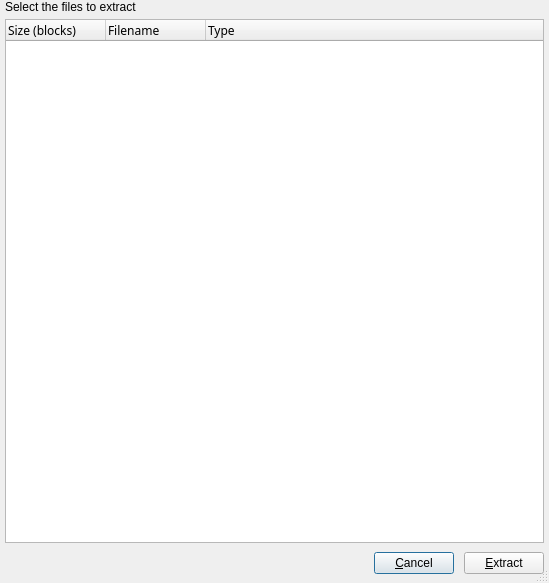
Old version of the form selectd64filesdialog.ui in the repository mveinot/QtCBM.
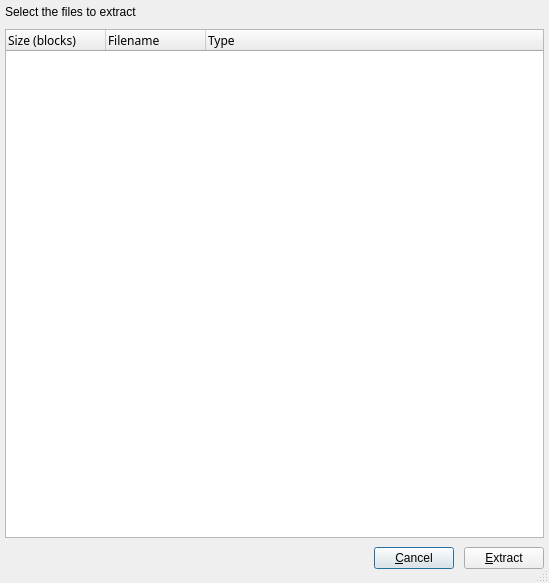
New version of the form.

The edit to the form file:
```diff
--- a/selectd64filesdialog.ui
+++ b/selectd64filesdialog.ui
@@ -30,13 +30,13 @@
     <number>5</number>
    </property>
    <property name="topMargin">
-    <number>0</number>
+    <number>5</number>
    </property>
    <property name="rightMargin">
     <number>5</number>
    </property>
    <property name="bottomMargin">
-    <number>0</number>
+    <number>5</number>
    </property>
    <item>
     <layout class="QVBoxLayout" name="verticalLayout">
@@ -72,8 +72,11 @@
         </property>
         <item row="0" column="0">
          <layout class="QGridLayout" name="gridLayout">
+          <property name="horizontalSpacing">
+           <number>0</number>
+          </property>
           <property name="verticalSpacing">
-           <number>5</number>
+           <number>10</number>
           </property>
           <item row="1" column="0">
            <widget class="QTreeWidget" name="d64contents">
@@ -140,7 +143,7 @@
        <property name="maximumSize">
         <size>
          <width>16777215</width>
-         <height>50</height>
+         <height>40</height>
         </size>
        </property>
        <property name="frameShape">
```
